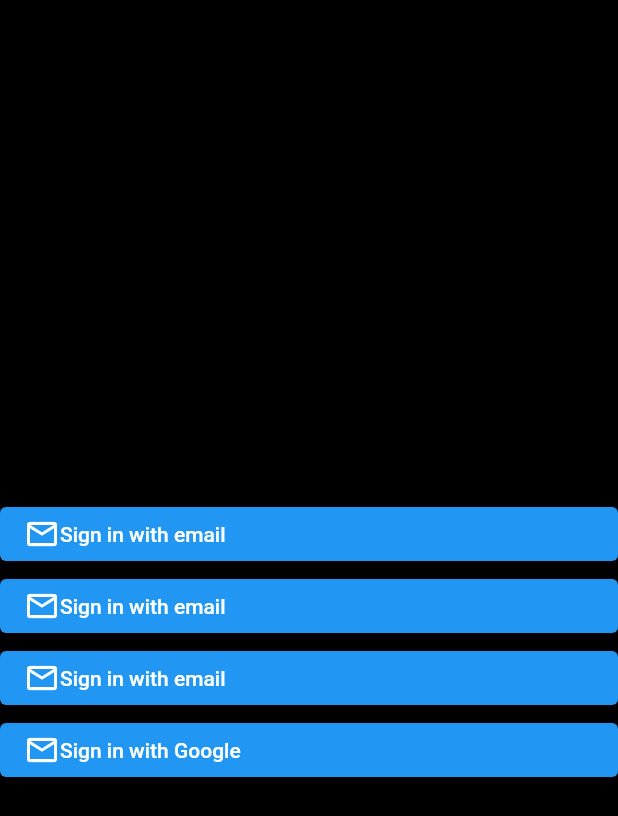
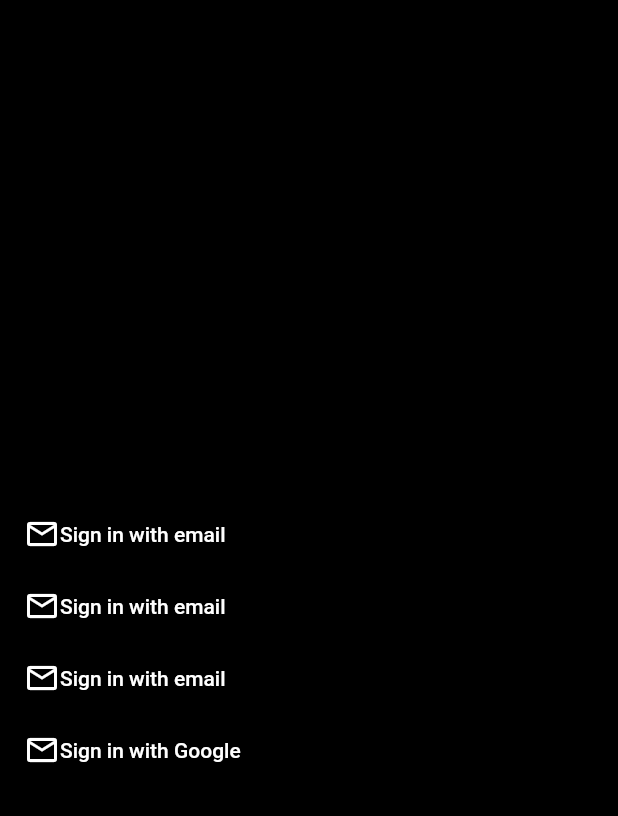
Before and after one commit to chowdhuryrahulc/FlashCards-App, a Flutter app: the screen it shows after launch, on a phone screen of 412 x 824 dp. Shown: the top 816 px of the screen. Run offline on Flutter 3.47's test engine with Material 2 defaults, Android fonts, the phone set to English and light mode, and no system bars; our stand-ins replace firebase_auth, firebase_core, flutter_tts, google_sign_in, share, sqflite and 1 more; missing offline and left inert: app_settings; accounts and stored records are empty.

Commit message:
Theme Working

```diff
--- a/flashcards/lib/main.dart
+++ b/flashcards/lib/main.dart
@@ -26,12 +26,63 @@ class _MyAppState extends State<MyApp> {
   Widget build(BuildContext context) {
     return MaterialApp(
         theme: context.watch<darktheme>().dark
-            ? ThemeData.dark()
-            : ThemeData.light(),
-        darkTheme: ThemeData.dark(),
+            ? darkThemeData()
+            : lightThemeData(),
+        darkTheme: darkThemeData(),
         debugShowCheckedModeBanner: false,
         home: Profilepage());
   }
+
+  ThemeData lightThemeData() => ThemeData(
+      appBarTheme:
+          Theme.of(context).appBarTheme.copyWith(backgroundColor: Colors.blue),
+      scaffoldBackgroundColor: Colors.grey[300],
+      backgroundColor: Colors.blue,
+      colorScheme: ColorScheme.fromSwatch().copyWith(
+          primary: Colors.black,
+          secondary: Colors.white,
+          primaryVariant: Colors.green,
+          secondaryVariant: Colors.blue),
+      textTheme: Theme.of(context).textTheme.copyWith(
+            bodyText1: Theme.of(context)
+                .textTheme
+                .bodyText1!
+                .apply(color: Colors.black),
+          ),
+      primaryColor: Colors.amber,
+      popupMenuTheme: Theme.of(context).popupMenuTheme.copyWith(
+          color: Colors.white, textStyle: TextStyle(color: Colors.black)),
+      iconTheme: Theme.of(context).iconTheme.copyWith(color: Colors.black));
+
+  ThemeData darkThemeData() => ThemeData(
+        // FAB from Red to Blue
+        appBarTheme: Theme.of(context)
+            .appBarTheme
+            .copyWith(backgroundColor: Colors.grey[900]),
+        scaffoldBackgroundColor: Colors.black,
+        backgroundColor: Colors.black,
+        iconTheme: Theme.of(context).iconTheme.copyWith(color: Colors.white),
+        // drawerTheme: DrawerTheme.of(context).copyWith(
+
+        // ),
+        //! colorSceme.copywith. try different combos.
+        primaryColor: Colors.amber,
+        colorScheme: ColorScheme.fromSwatch().copyWith(
+          primary: Colors.white, // for ListView headline and subtitle
+          secondary: Colors.grey[900], // for Container in ListView
+          primaryVariant: Colors.blueGrey[700], // BasicReview container color
+          secondaryVariant: Colors.blueGrey[300], // BasicReview container color
+        ),
+        popupMenuTheme: Theme.of(context).popupMenuTheme.copyWith(
+            color: Colors.black, textStyle: TextStyle(color: Colors.white)),
+        //! THIS IS TEXTTHEME. NOT COLOR
+        // NOT USED
+        textTheme: Theme.of(context).textTheme.copyWith(
+            headline1: Theme.of(context).textTheme.headline1!.apply(
+                  color: Colors.white,
+                  // fontSizeDelta:
+                )),
+      );
 }
 
 class darktheme extends ChangeNotifier {
--- a/flashcards/lib/views/write.dart
+++ b/flashcards/lib/views/write.dart
@@ -261,6 +261,8 @@ addDrawing(BuildContext context) {
                 children: [
                   Expanded(
                       key: stickeyKeyX,
+                      child: Container(
+                        color: Colors.white,
                         child: GestureDetector(
                           onPanUpdate: (details) {
                             setState(() {
@@ -301,6 +303,7 @@ addDrawing(BuildContext context) {
                             size: Size.infinite,
                             painter: DrawingPainter(
                               pointsList: points,
+                            ),
                           ),
                         ),
                       )),
--- a/flashcards/lib/whiteBoardReview.dart
+++ b/flashcards/lib/whiteBoardReview.dart
@@ -54,6 +54,8 @@ class _WhiteBoardReviewState extends State<WhiteBoardReview> {
       ),
       Expanded(
           key: stickeyKey,
+          child: Container(
+            color: Colors.white,
             child: GestureDetector(
               onPanUpdate: (details) {
                 setState(() {
@@ -92,6 +94,7 @@ class _WhiteBoardReviewState extends State<WhiteBoardReview> {
                 size: Size.infinite,
                 painter: DrawingPainter(
                   pointsList: points!,
+                ),
               ),
             ),
           )),
```
Also changed, not shown: flashcards/lib/BasicReview.dart (+6 -2 lines), flashcards/lib/modals/Practice.dart (+44 -58 lines), flashcards/lib/views/Firstpage.dart (+14 -6 lines), flashcards/lib/views/grid_view.dart (+16 -23 lines), flashcards/lib/views/list_view.dart (+46 -53 lines), flashcards/lib/views/match_cards.dart (added, +15 -0 lines), flashcards/lib/views/select_definition.dart (+4 -5 lines), flashcards/lib/views/writing_review.dart (added, +15 -0 lines). Lines whose indentation alone changed are shown as unchanged.
